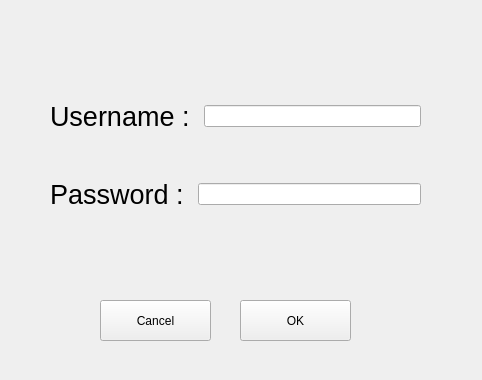
Qt form FinalProject_Messenger/dialog_login.ui (Behdad-AVI-203/Messenger_CodeX_11) before a commit.
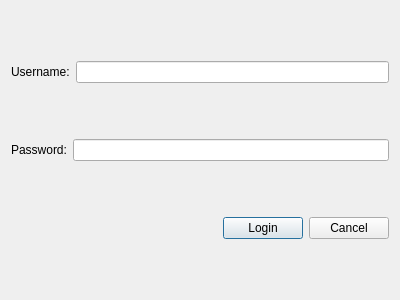
The same form after that commit.

Diff of the .ui file:
```diff
--- a/FinalProject_Messenger/dialog_login.ui
+++ b/FinalProject_Messenger/dialog_login.ui
@@ -1,65 +1,56 @@
 <?xml version="1.0" encoding="UTF-8"?>
 <ui version="4.0">
- <class>dialog_login</class>
- <widget class="QWidget" name="dialog_login">
+ <class>Dialog_Login</class>
+ <widget class="QDialog" name="Dialog_Login">
   <property name="geometry">
    <rect>
     <x>0</x>
     <y>0</y>
-    <width>482</width>
-    <height>380</height>
+    <width>400</width>
+    <height>300</height>
    </rect>
   </property>
   <property name="windowTitle">
    <string>Form</string>
   </property>
-  <widget class="QPushButton" name="CancelButton">
-   <property name="geometry">
-    <rect>
-     <x>100</x>
-     <y>300</y>
-     <width>111</width>
-     <height>41</height>
-    </rect>
-   </property>
+  <layout class="QGridLayout" name="gridLayout">
+   <item row="2" column="1">
+    <layout class="QHBoxLayout" name="horizontalLayout_3">
+     <item>
+      <widget class="QPushButton" name="pushButton_login">
+       <property name="text">
+        <string>Login</string>
+       </property>
+      </widget>
+     </item>
+     <item>
+      <widget class="QPushButton" name="pushButton_cancel">
    <property name="text">
     <string>Cancel</string>
    </property>
   </widget>
-  <widget class="QPushButton" name="OKBuuton">
-   <property name="geometry">
-    <rect>
-     <x>240</x>
-     <y>300</y>
-     <width>111</width>
-     <height>41</height>
-    </rect>
-   </property>
-   <property name="text">
-    <string>OK</string>
-   </property>
-  </widget>
-  <widget class="QWidget" name="">
-   <property name="geometry">
-    <rect>
-     <x>50</x>
-     <y>60</y>
-     <width>371</width>
-     <height>191</height>
-    </rect>
-   </property>
-   <layout class="QVBoxLayout" name="verticalLayout">
-    <item>
+     </item>
+    </layout>
+   </item>
+   <item row="2" column="0">
+    <spacer name="horizontalSpacer">
+     <property name="orientation">
+      <enum>Qt::Horizontal</enum>
+     </property>
+     <property name="sizeHint" stdset="0">
+      <size>
+       <width>40</width>
+       <height>20</height>
+      </size>
+     </property>
+    </spacer>
+   </item>
+   <item row="0" column="0" colspan="2">
      <layout class="QHBoxLayout" name="horizontalLayout">
       <item>
-       <widget class="QLabel" name="UsernameLabel">
-        <property name="font">
-         <font>
-          <pointsize>20</pointsize>
-         </font>
-        </property>
+      <widget class="QLabel" name="label_username">
         <property name="text">
-         <string>Username : </string>
+        <string>Username:</string>
         </property>
        </widget>
       </item>
@@ -68,17 +59,12 @@
       </item>
      </layout>
     </item>
-    <item>
+   <item row="1" column="0" colspan="2">
      <layout class="QHBoxLayout" name="horizontalLayout_2">
       <item>
-       <widget class="QLabel" name="PasswordLabel">
-        <property name="font">
-         <font>
-          <pointsize>20</pointsize>
-         </font>
-        </property>
+      <widget class="QLabel" name="label_password">
         <property name="text">
-         <string>Password : </string>
+        <string>Password:</string>
         </property>
        </widget>
       </item>
@@ -88,7 +74,6 @@
      </layout>
     </item>
    </layout>
-  </widget>
  </widget>
  <resources/>
  <connections/>
```
Left out of the diff: 6 changed lines with no effect on the pictures. Lines whose indentation alone changed are shown as unchanged.
